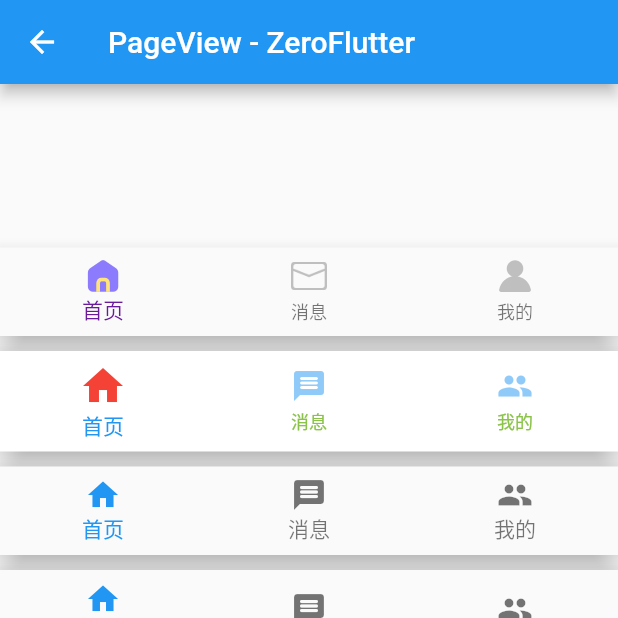
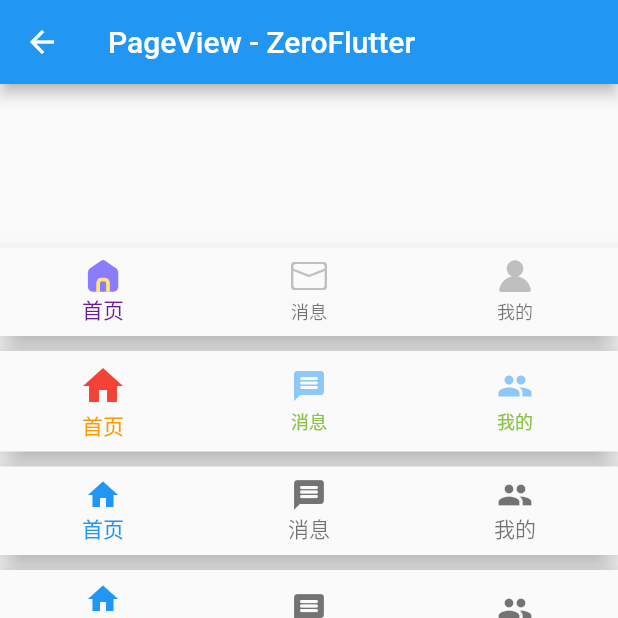
Before and after one commit to BytesZero/flutter_widgets, a Flutter app: the BottomNavigationBarPage screen opened directly, on a phone screen of 412 x 824 dp, the top half of it. Run offline on Flutter 3.47's test engine with Material 2 defaults, Android fonts, the phone set to English and light mode, and no system bars.

Commit message:
1、更新

```diff
--- a/lib/pages/bar/navigation_page.dart
+++ b/lib/pages/bar/navigation_page.dart
@@ -52,15 +52,23 @@ class _BottomNavigationBarPageState extends State<BottomNavigationBarPage> {
             BottomNavigationBar(
               // 当前页面索引
               currentIndex: currentIndex,
-              type: BottomNavigationBarType.fixed,
-              backgroundColor: Colors.white,
-              selectedItemColor: Colors.blue,
+              // 背景颜色
+              // backgroundColor: Colors.black,
+              // 选中颜色
+              selectedItemColor: Colors.orange,
+              // 未选中颜色
               unselectedItemColor: Colors.lightGreen,
+              // fixedColor: Colors.red,
+              // 选中图标主题
               selectedIconTheme: IconThemeData(
+                // 图标颜色
                 color: Colors.red,
+                // 图标大小
                 size: 32,
+                // 图标透明度
                 opacity: 1.0,
               ),
+              // 未选中图标主题
               unselectedIconTheme: IconThemeData(
                 color: Colors.blue,
                 size: 24,
```
Also changed, not shown: lib/pages/bar/float_page.dart (+7 -2 lines).
